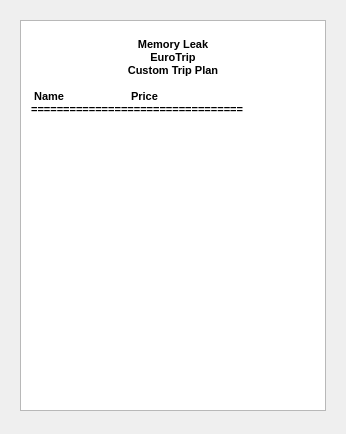
This is EuroTrip/receipt.ui in dal07065/European-Vacation as Qt 5 draws it before an edit. The edited form follows.
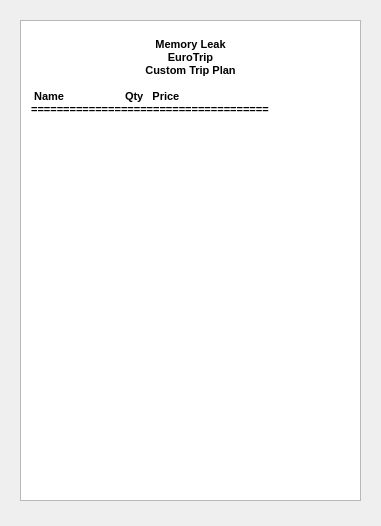
This is the edited form.

Commit message:
[Feat] Fix Receipt
total distance on the receipt was not added yet

```diff
--- a/EuroTrip/receipt.ui
+++ b/EuroTrip/receipt.ui
@@ -6,8 +6,8 @@
    <rect>
     <x>0</x>
     <y>0</y>
-    <width>346</width>
-    <height>434</height>
+    <width>381</width>
+    <height>526</height>
    </rect>
   </property>
   <property name="windowTitle">
@@ -18,8 +18,8 @@
     <rect>
      <x>20</x>
      <y>20</y>
-     <width>306</width>
-     <height>391</height>
+     <width>341</width>
+     <height>481</height>
     </rect>
    </property>
    <property name="verticalScrollBarPolicy">
@@ -41,8 +41,8 @@
 &lt;p align=&quot;center&quot; style=&quot; margin-top:0px; margin-bottom:0px; margin-left:0px; margin-right:0px; -qt-block-indent:0; text-indent:0px;&quot;&gt;&lt;span style=&quot; font-family:'Courier'; font-size:8pt; font-weight:600;&quot;&gt;EuroTrip&lt;/span&gt;&lt;/p&gt;
 &lt;p align=&quot;center&quot; style=&quot; margin-top:0px; margin-bottom:0px; margin-left:0px; margin-right:0px; -qt-block-indent:0; text-indent:0px;&quot;&gt;&lt;span style=&quot; font-family:'Courier'; font-size:8pt; font-weight:600;&quot;&gt;Custom Trip Plan&lt;/span&gt;&lt;/p&gt;
 &lt;p style=&quot;-qt-paragraph-type:empty; margin-top:0px; margin-bottom:0px; margin-left:0px; margin-right:0px; -qt-block-indent:0; text-indent:0px; font-family:'Courier'; font-size:8pt; font-weight:600;&quot;&gt;&lt;br /&gt;&lt;/p&gt;
-&lt;p style=&quot; margin-top:0px; margin-bottom:0px; margin-left:0px; margin-right:0px; -qt-block-indent:0; text-indent:0px;&quot;&gt;&lt;span style=&quot; font-family:'Courier'; font-size:8pt; font-weight:600;&quot;&gt;   Name                      Price&lt;/span&gt;&lt;/p&gt;
-&lt;p style=&quot; margin-top:0px; margin-bottom:0px; margin-left:0px; margin-right:0px; -qt-block-indent:0; text-indent:0px;&quot;&gt;&lt;span style=&quot; font-family:'Courier'; font-size:8pt; font-weight:600;&quot;&gt;  =================================&lt;/span&gt;&lt;/p&gt;&lt;/body&gt;&lt;/html&gt;</string>
+&lt;p style=&quot; margin-top:0px; margin-bottom:0px; margin-left:0px; margin-right:0px; -qt-block-indent:0; text-indent:0px;&quot;&gt;&lt;span style=&quot; font-family:'Courier'; font-size:8pt; font-weight:600;&quot;&gt;   Name                    Qty   Price&lt;/span&gt;&lt;/p&gt;
+&lt;p style=&quot; margin-top:0px; margin-bottom:0px; margin-left:0px; margin-right:0px; -qt-block-indent:0; text-indent:0px;&quot;&gt;&lt;span style=&quot; font-family:'Courier'; font-size:8pt; font-weight:600;&quot;&gt;  =====================================&lt;/span&gt;&lt;/p&gt;&lt;/body&gt;&lt;/html&gt;</string>
    </property>
   </widget>
  </widget>
```
The commit also changes 4 other files.
